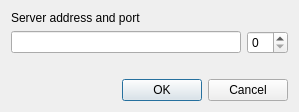
This is serverdialog.ui in SNEKABCA/simplesurvey as Qt 5 draws it before an edit. The edited form follows.
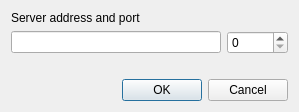
This is the edited form.

Commit message: dialogs work, basic settings remembered

```diff
--- a/serverdialog.ui
+++ b/serverdialog.ui
@@ -27,7 +27,11 @@
       <widget class="QLineEdit" name="lineEdit"/>
      </item>
      <item>
-      <widget class="QSpinBox" name="spinBox"/>
+      <widget class="QSpinBox" name="port_spin">
+       <property name="maximum">
+        <number>65535</number>
+       </property>
+      </widget>
      </item>
     </layout>
    </item>
```
Left out of the diff: 18 changed lines with no effect on the pictures. The commit also changes 3 other files.
